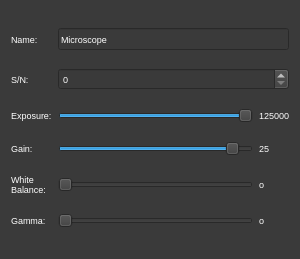
Above: ui/settingPopUpMenu.ui from AllenNeuralDynamics/parallax before the change. Below: the same form after it.
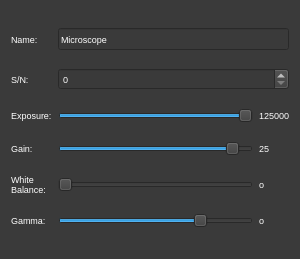
That is the form after the change.

Commit message: Implemented gamma function in setting

Diff of the .ui file:
```diff
--- a/ui/settingPopUpMenu.ui
+++ b/ui/settingPopUpMenu.ui
@@ -175,7 +175,19 @@
     </widget>
    </item>
    <item row="5" column="1">
-    <widget class="QSlider" name="cntrstSlider">
+    <widget class="QSlider" name="gammaSlider">
+     <property name="minimum">
+      <number>25</number>
+     </property>
+     <property name="maximum">
+      <number>125</number>
+     </property>
+     <property name="singleStep">
+      <number>1</number>
+     </property>
+     <property name="value">
+      <number>100</number>
+     </property>
      <property name="orientation">
       <enum>Qt::Horizontal</enum>
      </property>
```
Left out of the diff: 8 changed lines with no effect on the pictures. The commit also changes 3 other files.
